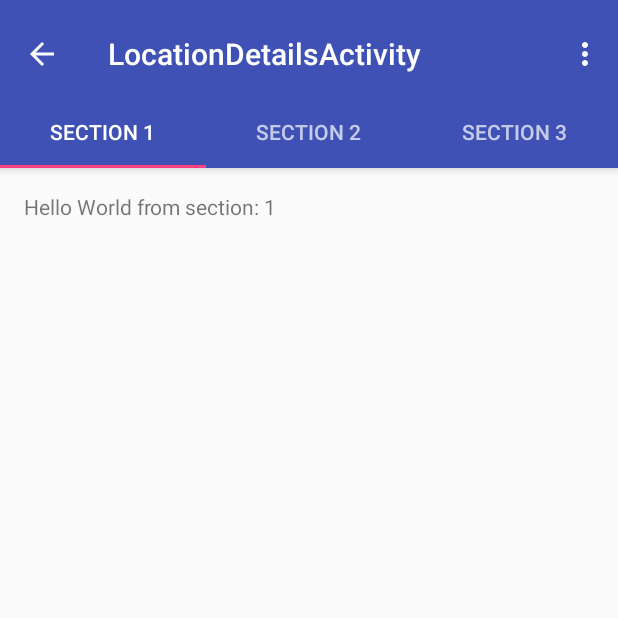
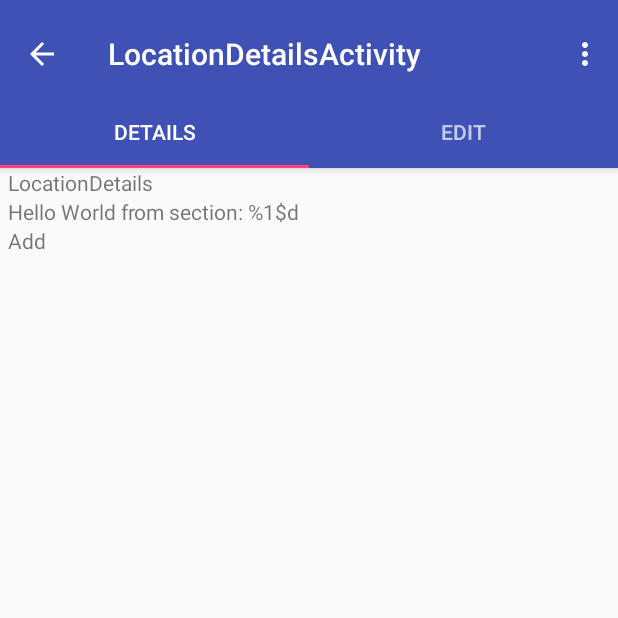
Before and after one commit to pflingstring/place-planner, an Android app: the LocationDetailsActivity screen opened directly, with no data from a screen before it, on a phone screen of 412 x 824 dp, the top half of it. Run offline under Robolectric (Android 15) with nearby library versions, the light colour scheme and no system bars.

Commit message:
add LocationItemFragment

```diff
--- a/SWP16_Impl_NST/app/build.gradle
+++ b/SWP16_Impl_NST/app/build.gradle
@@ -19,10 +19,13 @@ android {
     }
 }
 
+
+
 dependencies {
     compile fileTree(dir: 'libs', include: ['*.jar'])
     testCompile 'junit:junit:4.12'
     compile 'com.android.support:appcompat-v7:23.3.0'
     compile 'com.android.support:design:23.3.0'
     compile 'com.google.code.gson:gson:2.6.2'
+    compile 'com.android.support:support-v4:23.3.0'
 }
--- a/SWP16_Impl_NST/app/src/main/java/swp/swp16_impl_nst/locations/LocationDetailsActivity.java
+++ b/SWP16_Impl_NST/app/src/main/java/swp/swp16_impl_nst/locations/LocationDetailsActivity.java
@@ -1,8 +1,6 @@
 package swp.swp16_impl_nst.locations;
 
 import android.support.design.widget.TabLayout;
-import android.support.design.widget.FloatingActionButton;
-import android.support.design.widget.Snackbar;
 import android.support.v7.app.AppCompatActivity;
 import android.support.v7.widget.Toolbar;
 
@@ -17,12 +15,16 @@ import android.view.MenuItem;
 import android.view.View;
 import android.view.ViewGroup;
 
+import android.widget.ImageView;
 import android.widget.TextView;
 
 import swp.swp16_impl_nst.R;
+import swp.swp16_impl_nst.models.locations.Location;
 
 public class LocationDetailsActivity extends AppCompatActivity
 {
+    Location location;
+    private int position;
 
     /**
      * The {@link android.support.v4.view.PagerAdapter} that will provide
@@ -58,12 +60,15 @@ public class LocationDetailsActivity extends AppCompatActivity
 
         TabLayout tabLayout = (TabLayout) findViewById(R.id.tabs);
         tabLayout.setupWithViewPager(mViewPager);
+
+        Bundle bundle = getIntent().getExtras();
+        if (bundle != null)
+            location = bundle.getParcelable("loc");
     }
 
     @Override
     public boolean onCreateOptionsMenu(Menu menu)
     {
-        // Inflate the menu; this adds items to the action bar if it is present.
         getMenuInflater().inflate(R.menu.menu_location_details, menu);
         return true;
     }
@@ -71,56 +76,13 @@ public class LocationDetailsActivity extends AppCompatActivity
     @Override
     public boolean onOptionsItemSelected(MenuItem item)
     {
-        // Handle action bar item clicks here. The action bar will
-        // automatically handle clicks on the Home/Up button, so long
-        // as you specify a parent activity in AndroidManifest.xml.
         int id = item.getItemId();
-
-        //noinspection SimplifiableIfStatement
         if (id == R.id.action_settings)
         {
             return true;
         }
 
         return super.onOptionsItemSelected(item);
-    }
-
-    /**
-     * A placeholder fragment containing a simple view.
-     */
-    public static class PlaceholderFragment extends Fragment
-    {
-        /**
-         * The fragment argument representing the section number for this
-         * fragment.
-         */
-        private static final String ARG_SECTION_NUMBER = "section_number";
-
-        public PlaceholderFragment()
-        {
-        }
-
-        /**
-         * Returns a new instance of this fragment for the given section
-         * number.
-         */
-        public static PlaceholderFragment newInstance(int sectionNumber)
-        {
-            PlaceholderFragment fragment = new PlaceholderFragment();
-            Bundle args = new Bundle();
-            args.putInt(ARG_SECTION_NUMBER, sectionNumber);
-            fragment.setArguments(args);
-            return fragment;
-        }
-
-        @Override
-        public View onCreateView(LayoutInflater inflater, ViewGroup container, Bundle savedInstanceState)
-        {
-            View rootView = inflater.inflate(R.layout.fragment_location_details, container, false);
-            TextView textView = (TextView) rootView.findViewById(R.id.section_label);
-            textView.setText(getString(R.string.section_format, getArguments().getInt(ARG_SECTION_NUMBER)));
-            return rootView;
-        }
     }
 
     /**
@@ -139,16 +101,12 @@ public class LocationDetailsActivity extends AppCompatActivity
         public Fragment getItem(int position)
         {
             // getItem is called to instantiate the fragment for the given page.
-            // Return a PlaceholderFragment (defined as a static inner class below).
-            return PlaceholderFragment.newInstance(position + 1);
+            return LocationItemFragment.newInstance(location, position);
         }
 
         @Override
         public int getCount()
-        {
-            // Show 3 total pages.
-            return 3;
-        }
+        { return 2; }
 
         @Override
         public CharSequence getPageTitle(int position)
@@ -156,11 +114,9 @@ public class LocationDetailsActivity extends AppCompatActivity
             switch (position)
             {
                 case 0:
-                    return "SECTION 1";
+                    return "Details";
                 case 1:
-                    return "SECTION 2";
-                case 2:
-                    return "SECTION 3";
+                    return "Edit";
             }
             return null;
         }
--- /dev/null
+++ b/SWP16_Impl_NST/app/src/main/java/swp/swp16_impl_nst/locations/LocationItemFragment.java
@@ -0,0 +1,82 @@
+package swp.swp16_impl_nst.locations;
+
+import android.os.Bundle;
+import android.support.v4.app.Fragment;
+import android.view.LayoutInflater;
+import android.view.View;
+import android.view.ViewGroup;
+import android.widget.TextView;
+
+import swp.swp16_impl_nst.R;
+import swp.swp16_impl_nst.models.locations.Location;
+
+/**
+ * A simple {@link Fragment} subclass.
+ * Activities that contain this fragment must implement the
+ * {@link LocationItemFragment} interface
+ * to handle interaction events.
+ * Use the {@link LocationItemFragment#newInstance} factory method to
+ * create an instance of this fragment.
+ *
+ */
+public class LocationItemFragment extends Fragment {
+
+    public LocationItemFragment()
+    { /** Required empty public constructor */ }
+
+    public static final String LOCATION_AND_POSITION = "LOCATION_AND_POSITION";
+    private Location location;
+    private int      position;
+//    private OnFragmentInteractionListener mListener;
+
+    /**
+     * Use this factory method to create a new instance of
+     * this fragment using the provided parameters.
+     *
+     * @return A new instance of fragment LocationItemFragment.
+     */
+    public static LocationItemFragment newInstance(Location location, int position)
+    {
+        LocationItemFragment fragment = new LocationItemFragment();
+        Bundle args = new Bundle();
+        args.putParcelable(LOCATION_AND_POSITION, location);
+        args.putInt(LOCATION_AND_POSITION, position);
+
+        fragment.setArguments(args);
+        return fragment;
+    }
+
+    @Override
+    public void onCreate(Bundle savedInstanceState)
+    {
+        super.onCreate(savedInstanceState);
+        if (getArguments() != null)
+        {
+            location = getArguments().getParcelable(LOCATION_AND_POSITION);
+            position = getArguments().getInt(LOCATION_AND_POSITION);
+        }
+    }
+
+    @Override
+    public View onCreateView (LayoutInflater inflater,
+                              ViewGroup      container,
+                              Bundle savedInstanceState) {
+
+
+        return inflater.inflate(R.layout.fragment_location_item, container, false);
+    }
+
+    /**
+     * This interface must be implemented by activities that contain this
+     * fragment to allow an interaction in this fragment to be communicated
+     * to the activity and potentially other fragments contained in that
+     * activity.
+     * <p>
+     * See the Android Training lesson <a href=
+     * "http://developer.android.com/training/basics/fragments/communicating.html"
+     * >Communicating with Other Fragments</a> for more information.
+     */
+//    public interface OnFragmentInteractionListener {
+//        void onFragmentInteraction(Uri uri);
+//    }
+}
--- /dev/null
+++ b/SWP16_Impl_NST/app/src/main/res/layout/fragment_location_item.xml
@@ -0,0 +1,57 @@
+<?xml version="1.0" encoding="utf-8"?>
+<LinearLayout xmlns:android="http://schemas.android.com/apk/res/android"
+              android:orientation="vertical"
+              android:layout_width="match_parent"
+              android:layout_height="wrap_content"
+              android:paddingBottom="10dp"
+              android:paddingLeft="5dp"
+              android:paddingRight="5dp">
+
+    <TextView
+        android:layout_width="match_parent"
+        android:layout_height="wrap_content"
+        android:id="@+id/location_name"
+        android:text="@string/locationDetails"
+        />
+
+    <TextView
+        android:layout_width="match_parent"
+        android:layout_height="wrap_content"
+        android:id="@+id/location_comment"
+        android:text="@string/section_format"
+        />
+
+    <TextView
+        android:layout_width="match_parent"
+        android:layout_height="wrap_content"
+        android:id="@+id/location_mediaUrl"
+        android:text="@string/add_location"
+        />
+
+
+    <TextView
+        android:layout_width="match_parent"
+        android:layout_height="wrap_content"
+        android:id="@+id/location_owner"
+        />
+
+    <TextView
+        android:layout_width="match_parent"
+        android:layout_height="wrap_content"
+        android:id="@+id/location_rating"
+        />
+
+    <TextView
+        android:layout_width="match_parent"
+        android:layout_height="wrap_content"
+        android:id="@+id/location_address"
+        />
+
+    <TextView
+        android:layout_width="match_parent"
+        android:layout_height="wrap_content"
+        android:id="@+id/location_gps_coordinates"
+        />
+
+
+</LinearLayout>
--- a/SWP16_Impl_NST/app/src/main/res/values/strings.xml
+++ b/SWP16_Impl_NST/app/src/main/res/values/strings.xml
@@ -12,4 +12,7 @@
     <string name="title_activity_location_details">LocationDetailsActivity</string>
     <string name="section_format">Hello World from section: %1$d</string>
 
+    <!-- TODO: Remove or change this placeholder text -->
+    <string name="hello_blank_fragment">Hello blank fragment</string>
+
 </resources>
```
Also changed, not shown: SWP16_Impl_NST/app/src/main/res/layout/fragment_location_details.xml (+61 -5 lines), 1 other file.
